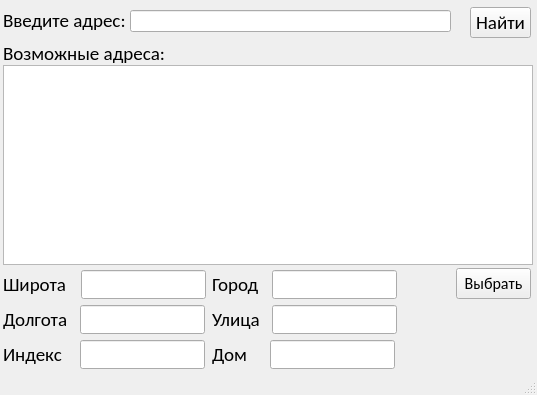
This is gui/geocoder.ui in SophIren/Geocoder as Qt 5 draws it before an edit. The edited form follows.
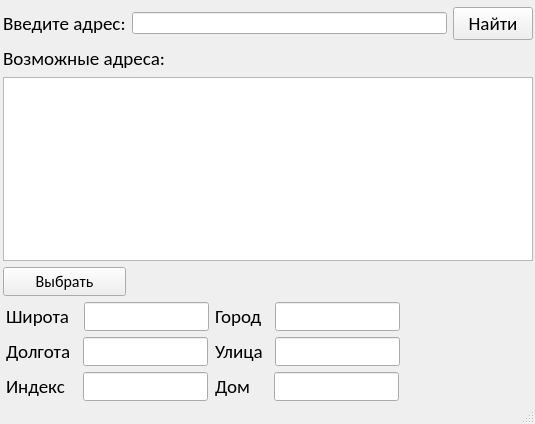
This is the edited form.

What changed in the file:
```diff
--- a/gui/geocoder.ui
+++ b/gui/geocoder.ui
@@ -6,42 +6,29 @@
    <rect>
     <x>0</x>
     <y>0</y>
-    <width>537</width>
-    <height>395</height>
+    <width>535</width>
+    <height>424</height>
    </rect>
   </property>
   <property name="windowTitle">
    <string>MainWindow</string>
   </property>
   <widget class="QWidget" name="centralwidget">
-   <widget class="QPushButton" name="find_button">
+   <widget class="QWidget" name="layoutWidget">
     <property name="geometry">
      <rect>
-      <x>470</x>
+      <x>0</x>
       <y>7</y>
-      <width>61</width>
-      <height>31</height>
+      <width>533</width>
+      <height>394</height>
      </rect>
     </property>
-    <property name="font">
-     <font>
-      <family>Calibri</family>
-      <pointsize>14</pointsize>
-     </font>
-    </property>
-    <property name="text">
-     <string>Найти</string>
-    </property>
-   </widget>
+    <layout class="QGridLayout" name="gridLayout">
+     <property name="leftMargin">
+      <number>3</number>
+     </property>
+     <item row="0" column="0">
    <widget class="QLabel" name="label">
-    <property name="geometry">
-     <rect>
-      <x>3</x>
-      <y>10</y>
-      <width>131</width>
-      <height>21</height>
-     </rect>
-    </property>
     <property name="font">
      <font>
       <family>Calibri</family>
@@ -52,25 +39,25 @@
      <string>Введите адрес:</string>
     </property>
    </widget>
-   <widget class="QLineEdit" name="address_entry">
-    <property name="geometry">
-     <rect>
-      <x>130</x>
-      <y>10</y>
-      <width>321</width>
-      <height>22</height>
-     </rect>
-    </property>
-   </widget>
+     </item>
+     <item row="0" column="1">
+      <widget class="QLineEdit" name="address_entry"/>
+     </item>
+     <item row="0" column="2">
+      <widget class="QPushButton" name="find_button">
+       <property name="font">
+        <font>
+         <family>Calibri</family>
+         <pointsize>14</pointsize>
+        </font>
+       </property>
+       <property name="text">
+        <string>Найти</string>
+       </property>
+      </widget>
+     </item>
+     <item row="1" column="0" colspan="2">
    <widget class="QLabel" name="label_2">
-    <property name="geometry">
-     <rect>
-      <x>3</x>
-      <y>38</y>
-      <width>171</width>
-      <height>31</height>
-     </rect>
-    </property>
     <property name="font">
      <font>
       <family>Calibri</family>
@@ -81,15 +68,33 @@
      <string>Возможные адреса:</string>
     </property>
    </widget>
-   <widget class="QWidget" name="formLayoutWidget">
-    <property name="geometry">
-     <rect>
-      <x>0</x>
-      <y>270</y>
-      <width>451</width>
-      <height>101</height>
-     </rect>
-    </property>
+     </item>
+     <item row="2" column="0" colspan="3">
+      <widget class="QListWidget" name="listWidget"/>
+     </item>
+     <item row="3" column="0">
+      <widget class="QPushButton" name="choose_button">
+       <property name="font">
+        <font>
+         <family>Calibri</family>
+         <pointsize>12</pointsize>
+        </font>
+       </property>
+       <property name="text">
+        <string>Выбрать</string>
+       </property>
+       <property name="autoDefault">
+        <bool>false</bool>
+       </property>
+       <property name="default">
+        <bool>false</bool>
+       </property>
+       <property name="flat">
+        <bool>false</bool>
+       </property>
+      </widget>
+     </item>
+     <item row="4" column="0" colspan="2">
     <layout class="QFormLayout" name="Data">
      <property name="sizeConstraint">
       <enum>QLayout::SetDefaultConstraint</enum>
@@ -277,7 +282,7 @@
      <item row="2" column="1">
       <layout class="QHBoxLayout" name="horizontalLayout_5">
        <property name="spacing">
-        <number>23</number>
+          <number>24</number>
        </property>
        <property name="sizeConstraint">
         <enum>QLayout::SetDefaultConstraint</enum>
@@ -311,44 +316,8 @@
       </layout>
      </item>
     </layout>
-   </widget>
-   <widget class="QPushButton" name="choose_button">
-    <property name="geometry">
-     <rect>
-      <x>456</x>
-      <y>268</y>
-      <width>75</width>
-      <height>31</height>
-     </rect>
-    </property>
-    <property name="font">
-     <font>
-      <family>Calibri</family>
-      <pointsize>12</pointsize>
-     </font>
-    </property>
-    <property name="text">
-     <string>Выбрать</string>
-    </property>
-    <property name="autoDefault">
-     <bool>false</bool>
-    </property>
-    <property name="default">
-     <bool>false</bool>
-    </property>
-    <property name="flat">
-     <bool>false</bool>
-    </property>
-   </widget>
-   <widget class="QListWidget" name="listWidget">
-    <property name="geometry">
-     <rect>
-      <x>3</x>
-      <y>65</y>
-      <width>530</width>
-      <height>200</height>
-     </rect>
-    </property>
+     </item>
+    </layout>
    </widget>
   </widget>
   <widget class="QStatusBar" name="statusbar"/>
```
Left out of the diff: 2 changed lines with no effect on the pictures. Lines whose indentation alone changed are shown as unchanged.
